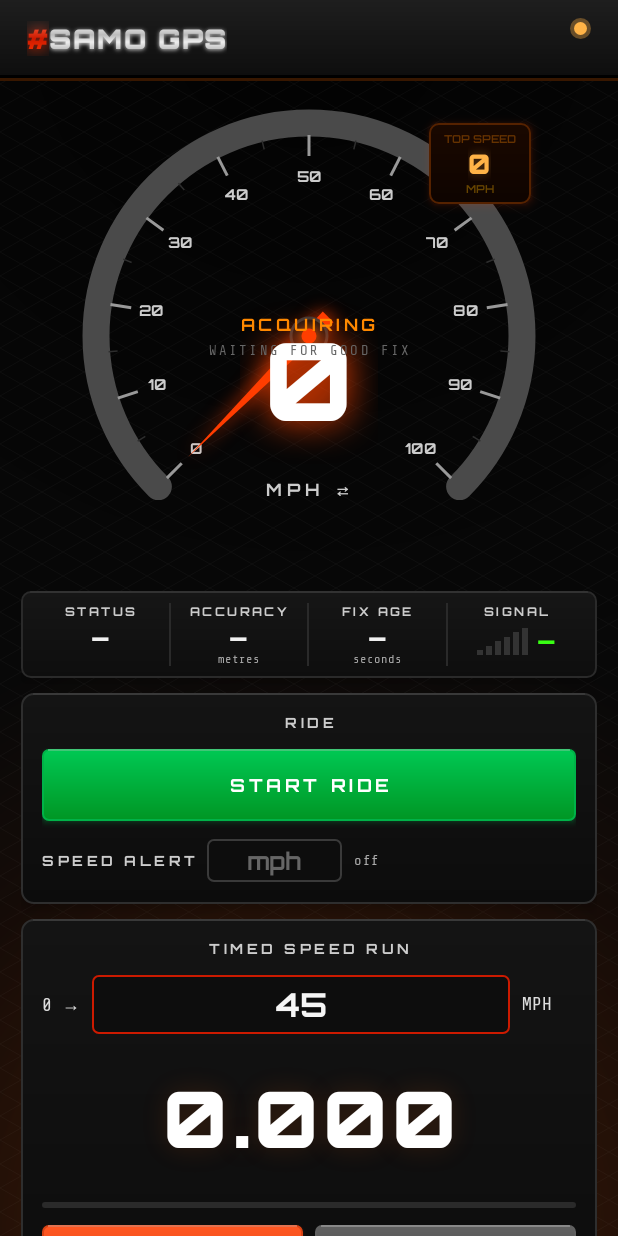
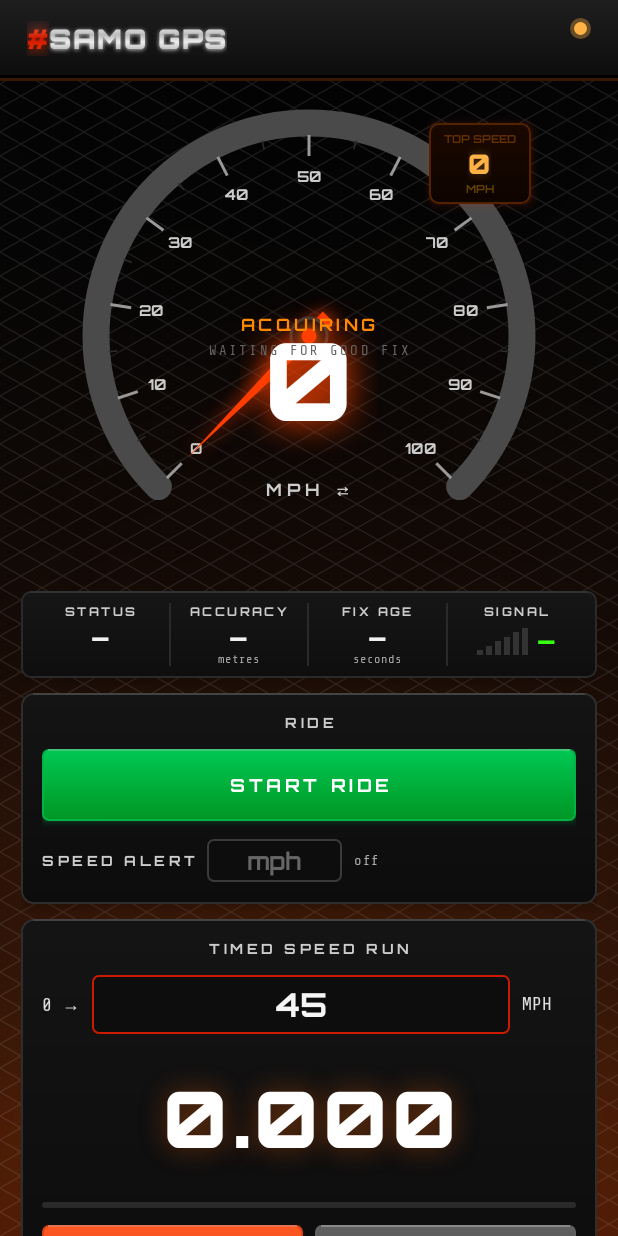
Before and after one commit to scooterarmy2-glitch/Scooterarmy, an Android app: the screen it shows after launch (MainActivity), on a phone screen of 412 x 824 dp. Run offline under Robolectric (Android 15) with nearby library versions, the phone set to English and light mode, and no system bars; libraries missing offline, so code that uses them is left out: org.osmdroid.config, org.osmdroid.tileprovider, org.osmdroid.util, org.osmdroid.views; 4 statements that could not run were skipped.

Commit message:
Fix timed-run buttons (equal size, one line) + full-screen ember glow/texture + QA pass

```diff
--- a/app/src/main/java/com/scooterarmy/app/MainActivity.kt
+++ b/app/src/main/java/com/scooterarmy/app/MainActivity.kt
@@ -13,6 +13,8 @@ import android.graphics.Paint
 import android.graphics.Path
 import android.graphics.Shader
 import android.graphics.drawable.BitmapDrawable
+import android.graphics.drawable.ColorDrawable
+import android.graphics.drawable.GradientDrawable
 import android.graphics.drawable.LayerDrawable
 import android.location.GnssMeasurementsEvent
 import android.location.GnssStatus
@@ -234,7 +236,7 @@ class MainActivity : Activity() {
         val density = resources.displayMetrics.density
         binding.brandHash.setShadowLayer(8f * density, 0f, 0f, Color.parseColor("#ff4400"))
         binding.spdNum.setShadowLayer(20f * density, 0f, 0f, Color.parseColor("#ff4400"))
-        binding.timerBig.setShadowLayer(15f * density, 0f, 0f, Color.parseColor("#26ff6400"))
+        binding.timerBig.setShadowLayer(15f * density, 0f, 0f, Color.parseColor("#59ff6400"))
         binding.spdUnit.text = if (useMetric) "KM/H ⇄" else "MPH ⇄"
         binding.tgtSuf.text = if (useMetric) "KM/H" else "MPH"
         binding.topSpdUnit.text = if (useMetric) "KM/H" else "MPH"
@@ -470,18 +472,28 @@ class MainActivity : Activity() {
         }
     }
 
-    /** Root background: ember radial glow (app_bg) + tiled diamond-plate texture,
-     *  matching the old web app's body background. Visual only. */
+    /** Root background: ember glow + diamond-plate texture covering the WHOLE
+     *  screen, matching the old web app's body background. The web app's radial
+     *  glows are sized relative to the viewport (ellipse at 50% 100%, fading at
+     *  55% of the farthest-corner distance), so the native version sizes its
+     *  radii from the actual screen height instead of fixed dp values — the old
+     *  fixed 420dp/300dp radii died halfway up a ~900dp screen, which is why the
+     *  glow only showed at the bottom. The texture is also stronger (10% white
+     *  vs 4%) so the diamonds read everywhere, not just where the glow sits
+     *  behind them. Visual only. */
     private fun applyTexturedBackground() {
-        val density = resources.displayMetrics.density
+        val dm = resources.displayMetrics
+        val density = dm.density
+        val screenH = dm.heightPixels.toFloat()
+        // Diamond-plate texture tile (28x16dp, like the web app's 28px x 16px).
         val w = (28f * density).toInt().coerceAtLeast(2)
         val h = (16f * density).toInt().coerceAtLeast(2)
         val tile = Bitmap.createBitmap(w, h, Bitmap.Config.ARGB_8888)
         val canvas = Canvas(tile)
         val paint = Paint(Paint.ANTI_ALIAS_FLAG).apply {
             style = Paint.Style.STROKE
-            strokeWidth = 0.6f * density
-            color = Color.parseColor("#0affffff")
+            strokeWidth = 0.8f * density
+            color = Color.parseColor("#1affffff")
         }
         val diamond = Path().apply {
             moveTo(w / 2f, 0f)
@@ -495,8 +507,43 @@ class MainActivity : Activity() {
             tileModeX = Shader.TileMode.REPEAT
             tileModeY = Shader.TileMode.REPEAT
         }
-        val base = getDrawable(R.drawable.app_bg)
-        binding.rootLayout.background = LayerDrawable(arrayOf(base, tiled))
+        // Wide ember glow, bottom center — reaches ~85% up the screen.
+        val wideGlow = GradientDrawable().apply {
+            gradientType = GradientDrawable.RADIAL_GRADIENT
+            setGradientCenter(0.5f, 1.0f)
+            gradientRadius = screenH * 0.85f
+            colors = intArrayOf(Color.parseColor("#40c83c00"), Color.TRANSPARENT)
+        }
+        // Hotter orange core, bottom center.
+        val coreGlow = GradientDrawable().apply {
+            gradientType = GradientDrawable.RADIAL_GRADIENT
+            setGradientCenter(0.5f, 1.0f)
+            gradientRadius = screenH * 0.52f
+            colors = intArrayOf(Color.parseColor("#26ff6400"), Color.TRANSPARENT)
+        }
+        // Dark vignette at the top (as in the web app).
+        val vignette = GradientDrawable().apply {
+            gradientType = GradientDrawable.RADIAL_GRADIENT
+            setGradientCenter(0.5f, 0.0f)
+            gradientRadius = screenH * 0.7f
+            colors = intArrayOf(Color.parseColor("#b3000000"), Color.TRANSPARENT)
+        }
+        // Bottom ember fade (web body::after, 160dp tall).
+        val fadeH = (160f * density).toInt()
+        val bottomFade = GradientDrawable(
+            GradientDrawable.Orientation.BOTTOM_TOP,
+            intArrayOf(
+                Color.parseColor("#2eb42800"),
+                Color.parseColor("#14ff5000"),
+                Color.TRANSPARENT
+            )
+        )
+        val base = ColorDrawable(Color.parseColor("#080808"))
+        val layers = LayerDrawable(arrayOf(base, wideGlow, coreGlow, vignette, bottomFade, tiled))
+        // Confine the bottom fade to the bottom 160dp of the screen.
+        val topInset = (screenH - fadeH).toInt().coerceAtLeast(0)
+        layers.setLayerInset(4, 0, topInset, 0, 0)
+        binding.rootLayout.background = layers
     }
 
     private fun setBtn(btn: Button, enabled: Boolean) {
@@ -1034,7 +1081,7 @@ class MainActivity : Activity() {
         binding.timerBig.alpha = 1f
         binding.timerBig.text = "0.000"
         binding.timerBig.setTextColor(Color.WHITE)
-        binding.timerBig.setShadowLayer(15f * resources.displayMetrics.density, 0f, 0f, Color.parseColor("#26ff6400"))
+        binding.timerBig.setShadowLayer(15f * resources.displayMetrics.density, 0f, 0f, Color.parseColor("#59ff6400"))
         setProg(0.0)
         binding.progFill.setBackgroundResource(R.drawable.prog_fill)
         binding.armBtn.text = "START TIMED RUN"
--- a/app/src/main/res/drawable/panel_bg.xml
+++ b/app/src/main/res/drawable/panel_bg.xml
@@ -9,7 +9,7 @@
     </item>
     <item android:left="8dp" android:right="8dp" android:top="0dp" android:height="1dp" android:gravity="top">
         <shape android:shape="rectangle">
-            <solid android:color="#0dffffff" />
+            <solid android:color="#1affffff" />
         </shape>
     </item>
 </layer-list>
--- a/app/src/main/res/layout/activity_main.xml
+++ b/app/src/main/res/layout/activity_main.xml
@@ -646,32 +646,36 @@
                         <Button
                             android:id="@+id/armBtn"
                             android:layout_width="0dp"
-                            android:layout_height="wrap_content"
+                            android:layout_height="48dp"
                             android:layout_marginRight="4dp"
                             android:layout_weight="1"
                             android:background="@drawable/btn_orange"
                             android:elevation="6dp"
                             android:fontFamily="@font/orbitron_700"
-                            android:letterSpacing="0.2"
+                            android:gravity="center"
+                            android:letterSpacing="0.12"
+                            android:maxLines="1"
                             android:outlineAmbientShadowColor="#ff5722"
                             android:outlineSpotShadowColor="#ff5722"
                             android:text="START TIMED RUN"
                             android:textColor="#ffffff"
-                            android:textSize="12sp" />
+                            android:textSize="11sp" />
 
                         <Button
                             android:id="@+id/resetBtn"
                             android:layout_width="0dp"
-                            android:layout_height="wrap_content"
+                            android:layout_height="48dp"
                             android:layout_marginLeft="4dp"
                             android:layout_weight="1"
                             android:background="@drawable/btn_gray"
                             android:enabled="false"
                             android:fontFamily="@font/orbitron_700"
-                            android:letterSpacing="0.2"
+                            android:gravity="center"
+                            android:letterSpacing="0.12"
+                            android:maxLines="1"
                             android:text="RESET"
                             android:textColor="#ffffff"
-                            android:textSize="12sp" />
+                            android:textSize="11sp" />
                     </LinearLayout>
                 </LinearLayout>
 
```
